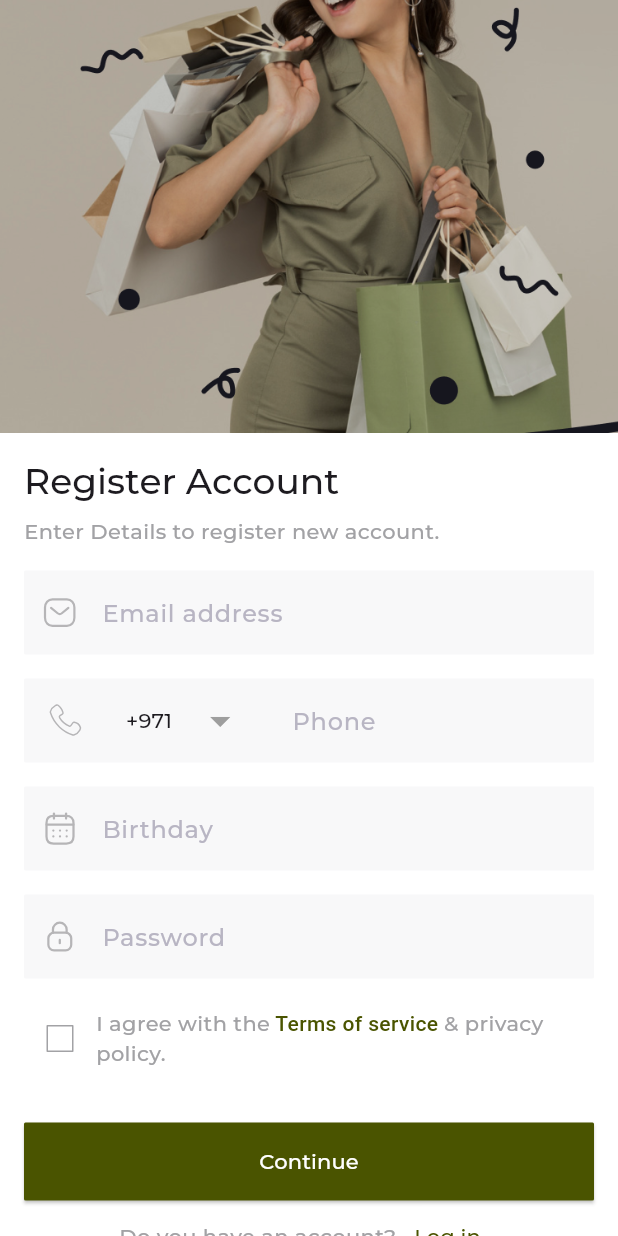
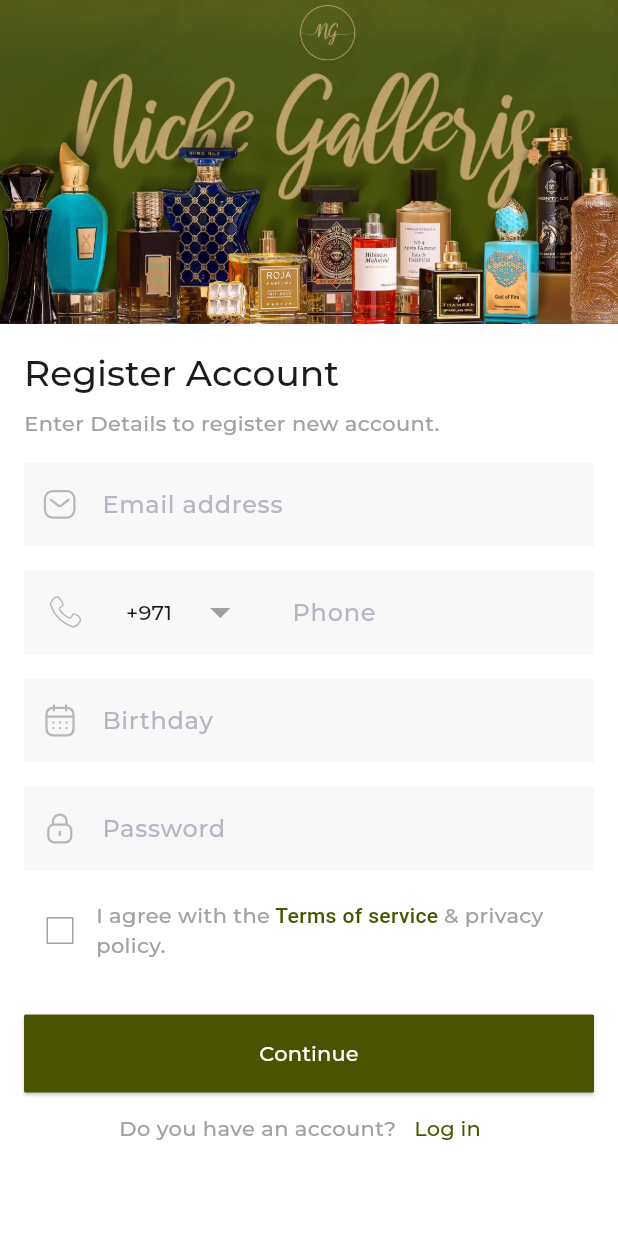
Before and after one commit to AbdhalRiyas/NicheGallerie, a Flutter app: the SignUpScreen screen opened directly with empty values, on a phone screen of 412 x 824 dp. Run offline on Flutter 3.47's test engine with Material 3 defaults, Android fonts, the phone set to English and light mode, and no system bars; drawn by our look-alikes of country_code_picker; our stand-ins replace cached_network_image, csc_picker, flutter_dotenv, flutter_rating_bar, flutter_svg, form_field_validator and 4 more; missing offline and left inert: dart:ffi, mobkit_dashed_border; accounts and stored records are empty; network calls fail; project files that could hold a hidden picture were left out.

Commit message:
login singup screen hero image changed

```diff
--- a/lib/src/screens/auth/views/login_screen.dart
+++ b/lib/src/screens/auth/views/login_screen.dart
@@ -39,7 +39,7 @@
         child: Column(
           children: [
             Image.asset(
-              "assets/images/login_dark.png",
+              "assets/images/signUp_dark.webp",
               fit: BoxFit.cover,
             ),
             Padding(
--- a/lib/src/screens/auth/views/signup_screen.dart
+++ b/lib/src/screens/auth/views/signup_screen.dart
@@ -24,9 +24,7 @@
         child: Column(
           children: [
             Image.asset(
-              "assets/images/signUp_dark.png",
-              height: MediaQuery.of(context).size.height * 0.35,
-              width: double.infinity,
+              "assets/images/signUp_dark.webp",
               fit: BoxFit.cover,
             ),
             Padding(
```
Also changed, not shown: assets/images/login_dark.png (deleted), assets/images/login_light.png (deleted), assets/images/signUp_dark.png (deleted), assets/images/signUp_dark.webp (added), assets/images/signUp_light.png (deleted).
